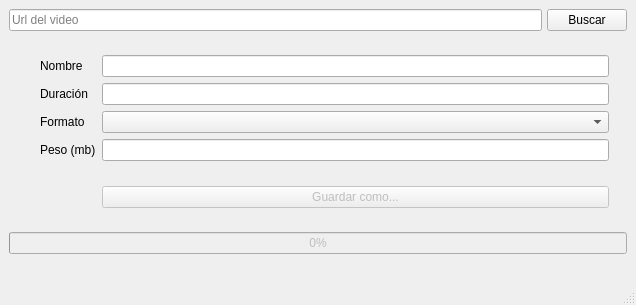
This is design/main_window.ui in GrayJacketStudios/ForMusic as Qt 5 draws it before an edit. The edited form follows.
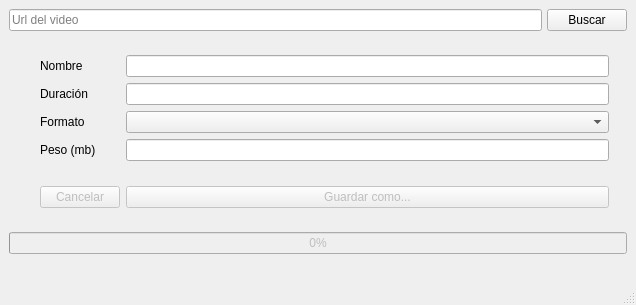
This is the edited form.

Diff of the .ui file:
```diff
--- a/design/main_window.ui
+++ b/design/main_window.ui
@@ -200,6 +200,16 @@
             </property>
            </widget>
           </item>
+          <item row="6" column="0">
+           <widget class="QPushButton" name="btn_cancelar">
+            <property name="enabled">
+             <bool>false</bool>
+            </property>
+            <property name="text">
+             <string>Cancelar</string>
+            </property>
+           </widget>
+          </item>
          </layout>
         </widget>
        </item>
```
Left out of the diff: 28 changed lines with no effect on the pictures.
